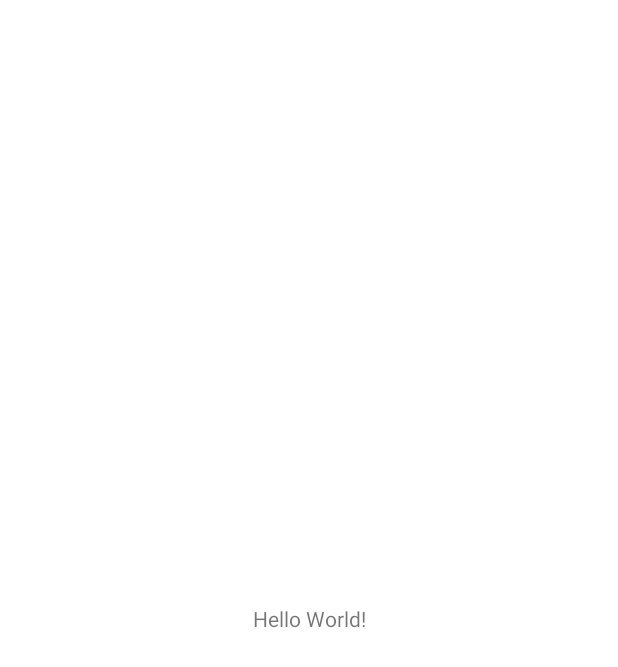
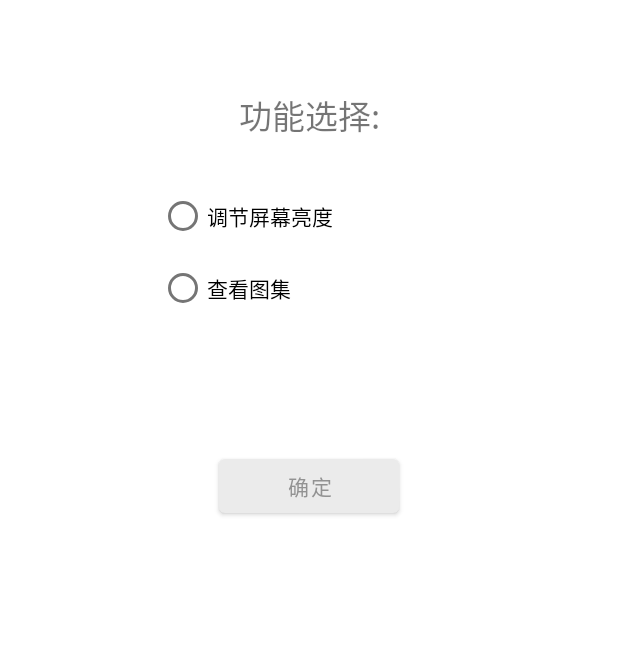
Before and after one commit to hiifong/AndroidWork, an Android app: the screen it shows after launch (MainActivity), on a phone screen of 412 x 824 dp. Before the commit the part shown is almost empty. Shown: the top 667 px of the screen. Run offline under Robolectric (Android 15) with nearby library versions, the phone set to English and light mode, and no system bars.

Commit message:
Add Color

```diff
--- a/app/src/main/AndroidManifest.xml
+++ b/app/src/main/AndroidManifest.xml
@@ -12,6 +12,12 @@
         android:theme="@style/Theme.AndroidWork"
         tools:targetApi="31">
         <activity
+            android:name=".activity.Images"
+            android:exported="false" />
+        <activity
+            android:name=".activity.Color"
+            android:exported="false" />
+        <activity
             android:name=".MainActivity"
             android:exported="true">
             <intent-filter>
--- a/app/src/main/java/cc/hiifong/androidwork/MainActivity.java
+++ b/app/src/main/java/cc/hiifong/androidwork/MainActivity.java
@@ -2,13 +2,54 @@ package cc.hiifong.androidwork;
 
 import androidx.appcompat.app.AppCompatActivity;
 
+import android.content.Intent;
 import android.os.Bundle;
+import android.view.View;
+import android.widget.Button;
+import android.widget.CompoundButton;
+import android.widget.RadioButton;
+
+import cc.hiifong.androidwork.activity.Images;
+import cc.hiifong.androidwork.activity.Color;
 
 public class MainActivity extends AppCompatActivity {
+    private RadioButton b1,b2;
+    private Button btn;
+    private String checked;
 
+    CompoundButton.OnCheckedChangeListener rb = new CompoundButton.OnCheckedChangeListener() {
+        @Override
+        public void onCheckedChanged(CompoundButton buttonView, boolean isChecked) {
+            if (isChecked){
+                checked = buttonView.getText().toString();
+            }
+        }
+    };
     @Override
     protected void onCreate(Bundle savedInstanceState) {
         super.onCreate(savedInstanceState);
         setContentView(R.layout.activity_main);
+        b1 = (RadioButton) findViewById(R.id.btn1);
+        b2 = (RadioButton) findViewById(R.id.btn2);
+        b1.setOnCheckedChangeListener(rb);
+        b2.setOnCheckedChangeListener(rb);
+        btn = (Button) findViewById(R.id.bnt_submit);
+        btn.setOnClickListener(new View.OnClickListener() {
+            @Override
+            public void onClick(View v) {
+                Intent intent;
+                intent = new Intent();
+                switch (checked){
+                    case "调节屏幕亮度":
+                        intent.setClass(MainActivity.this, Color.class);
+                        MainActivity.this.startActivity(intent);
+                        break;
+                    case "查看图集":
+                        intent.setClass(MainActivity.this, Images.class);
+                        MainActivity.this.startActivity(intent);
+                        break;
+                }
+            }
+        });
     }
 }
--- a/app/src/main/res/layout/activity_main.xml
+++ b/app/src/main/res/layout/activity_main.xml
@@ -7,12 +7,50 @@
     tools:context=".MainActivity">
 
     <TextView
+        android:id="@+id/fu"
         android:layout_width="wrap_content"
         android:layout_height="wrap_content"
-        android:text="Hello World!"
-        app:layout_constraintBottom_toBottomOf="parent"
+        android:text="@string/select_function"
+        android:textSize="22sp"
+        android:layout_marginTop="60dp"
         app:layout_constraintEnd_toEndOf="parent"
         app:layout_constraintStart_toStartOf="parent"
         app:layout_constraintTop_toTopOf="parent" />
+    <RadioGroup
+        android:layout_width="200dp"
+        android:layout_height="wrap_content"
+        android:layout_marginTop="60dp"
+        app:layout_constraintEnd_toEndOf="parent"
+        app:layout_constraintStart_toStartOf="parent"
+        app:layout_constraintTop_toTopOf="@id/fu">
+        <RadioButton
+            android:id="@+id/btn1"
+            android:layout_width="200dp"
+            android:layout_height="wrap_content"
+            android:text="@string/fun1"
+            app:layout_constraintEnd_toEndOf="parent"
+            app:layout_constraintStart_toStartOf="parent"
+            app:layout_constraintTop_toTopOf="parent"
+            />
+        <RadioButton
+            android:id="@+id/btn2"
+            android:layout_width="200dp"
+            android:layout_height="wrap_content"
+            android:text="@string/fun2"
+            app:layout_constraintEnd_toEndOf="parent"
+            app:layout_constraintStart_toStartOf="parent"
+            app:layout_constraintTop_toTopOf="parent"/>
+    </RadioGroup>
+    <Button
+        android:id="@+id/bnt_submit"
+        android:layout_width="120dp"
+        android:layout_height="wrap_content"
+        android:text="@string/confirm"
+        android:textColor="@color/dark"
+        android:layout_marginTop="300dp"
+        app:layout_constraintEnd_toEndOf="parent"
+        app:layout_constraintStart_toStartOf="parent"
+        app:layout_constraintTop_toTopOf="parent"
+        />
 
 </androidx.constraintlayout.widget.ConstraintLayout>
--- a/app/src/main/res/values/strings.xml
+++ b/app/src/main/res/values/strings.xml
@@ -1,3 +1,11 @@
 <resources>
     <string name="app_name">AndroidWork</string>
+    <string name="select_function">功能选择:</string>
+    <string name="fun1">调节屏幕亮度</string>
+    <string name="fun2">查看图集</string>
+    <string name="confirm">确定</string>
+    <string name="light">调节屏幕亮度:</string>
+    <string name="R">R:</string>
+    <string name="G">G:</string>
+    <string name="B">B:</string>
 </resources>
```
Also changed, not shown: app/src/main/java/cc/hiifong/androidwork/activity/Color.java (added, +55 -0 lines), app/src/main/java/cc/hiifong/androidwork/activity/Images.java (added, +16 -0 lines), app/src/main/res/layout/activity_color.xml (added, +87 -0 lines), app/src/main/res/layout/activity_images.xml (added, +18 -0 lines).
